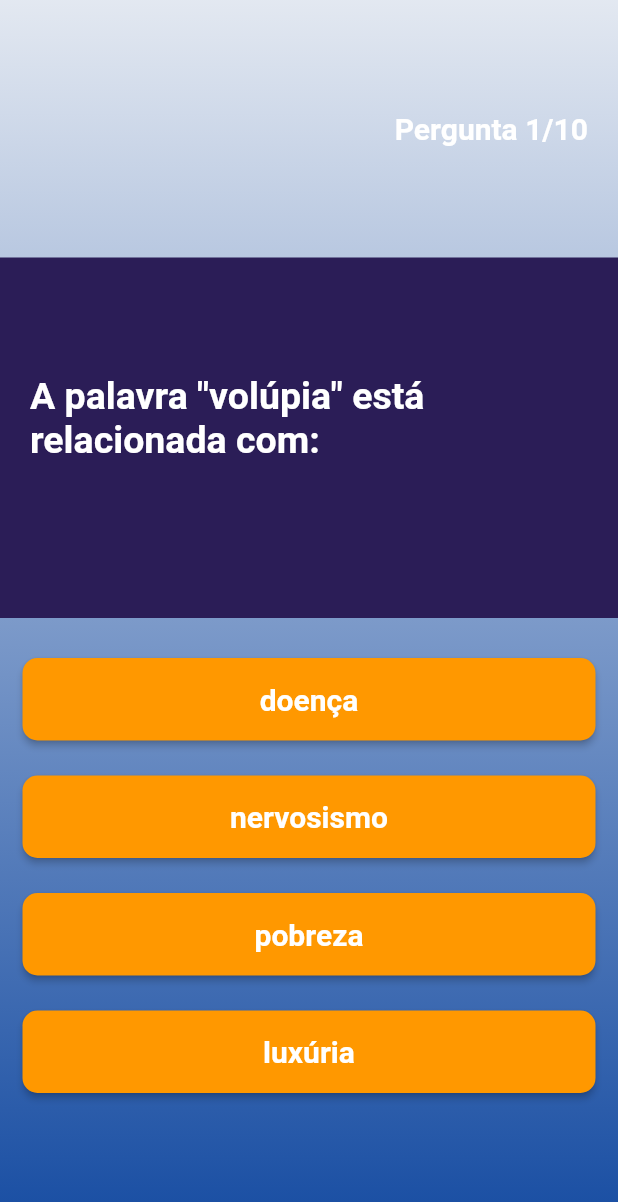
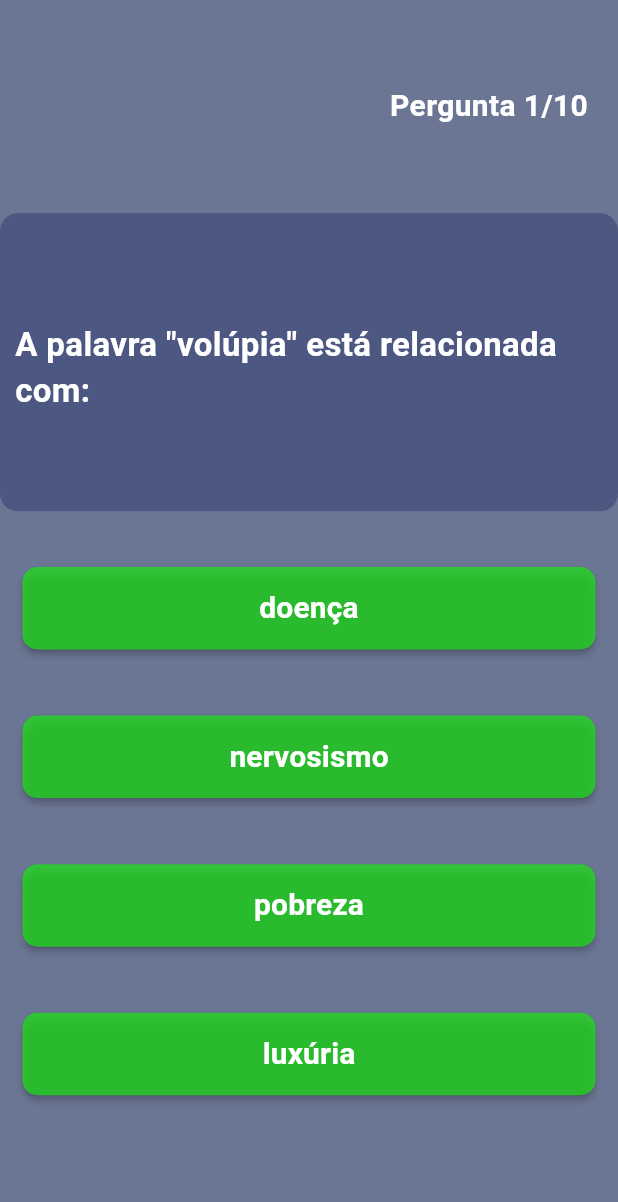
Before and after one commit to projectsifma/projects, a Flutter app: the screen it shows after launch, after a tap on "JOGAR", on a phone screen of 412 x 824 dp. Shown: the top 1202 px of the screen. Run offline on Flutter 3.47's test engine with Material 2 defaults, Android fonts, the phone set to English and light mode, and no system bars.

Commit message:
Alteração do tema

```diff
--- a/quiz/lib/homepage.dart
+++ b/quiz/lib/homepage.dart
@@ -4,18 +4,18 @@ import 'package:flutter/material.dart';
 class Homepage extends StatelessWidget {
   const Homepage({Key? key}) : super(key: key);
 
-  @override
-  final Color _accentColor = const Color(0xFF164CA2);
-  final Color _purpleColor = Colors.deepPurple;
+  //@override
+  //final Color _accentColor = const Color(0xAB4F1476);
+  //final Color _purpleColor = Colors.deepPurple;
   Widget build(BuildContext context) {
     return MaterialApp(
       title: 'Quiz',
       theme: ThemeData(
-          //useMaterial3: true,
-          //colorSchemeSeed: const Color.fromARGB(221, 108, 253, 10),
-          //scaffoldBackgroundColor: const Color.fromARGB(255, 211, 240, 237),
-          //brightness: Brightness.light),
-          ),
+          useMaterial3: true,
+          //colorSchemeSeed: Color.fromARGB(221, 168, 14, 14),
+          scaffoldBackgroundColor: Color(0xAA21325E),
+          brightness: Brightness.light),
+
       home: Scaffold(
         //backgroundColor: Colors.deepPurple[100],
         /* appBar: AppBar(
@@ -34,11 +34,12 @@ class Homepage extends StatelessWidget {
               width: double.infinity,
               height: double.infinity,
               decoration: BoxDecoration(
-                  gradient: LinearGradient(
-                      begin: FractionalOffset.topCenter,
-                      end: FractionalOffset.bottomCenter,
-                      colors: [_accentColor.withOpacity(0.1), _accentColor],
-                      stops: const [0.0, 1.0])),
+                  //gradient: LinearGradient(
+                      //begin: FractionalOffset.topCenter,
+                      //end: FractionalOffset.bottomCenter,
+                      //colors: [_accentColor, _accentColor],
+                     // stops: const [0.0, 1.0])
+                     ),
             ),
             Padding(
               padding: const EdgeInsets.all(20.0),
@@ -62,7 +63,7 @@ class Homepage extends StatelessWidget {
                         elevation: 5,
                         onPressed: () => Navigator.pushNamed(context, '/Quiz'),
 
-                        color: Colors.orange,
+                        color: Color(0xAA17EC0D),
                         shape: const RoundedRectangleBorder(
                             borderRadius:
                                 BorderRadius.all(Radius.circular(20.0))),
@@ -73,7 +74,7 @@ class Homepage extends StatelessWidget {
                           'JOGAR',
                           style: TextStyle(
                               color: Colors.white,
-                              fontSize: 20.0,
+                              fontSize: 22.0,
                               fontWeight: FontWeight.bold),
                         ),
                       ),
--- a/quiz/lib/quiz.dart
+++ b/quiz/lib/quiz.dart
@@ -10,7 +10,7 @@ class Quiz extends StatefulWidget {
 }
 
 class _QuizState extends State<Quiz> {
-  final Color _accentColor = const Color(0xFF164CA2);
+ // final Color _accentColor = const Color(0xFF164CA2);
   int perguntaNumero = 1;
   int erros = 0;
   int acertos = 0;
@@ -74,10 +74,10 @@ class _QuizState extends State<Quiz> {
     return MaterialApp(
       title: 'Quiz',
       theme: ThemeData(
-          //useMaterial3: true,
-          /*colorSchemeSeed: const Color.fromARGB(221, 108, 253, 10),
-          scaffoldBackgroundColor: const Color.fromARGB(255, 211, 240, 237),
-          brightness: Brightness.light*/
+          useMaterial3: true,
+          //colorSchemeSeed: const Color.fromARGB(221, 108, 253, 10),
+          scaffoldBackgroundColor: const Color(0xAA21325E),
+          brightness: Brightness.light
           ),
       home: Scaffold(
         /*appBar: AppBar(
@@ -97,11 +97,12 @@ class _QuizState extends State<Quiz> {
               width: double.infinity,
               height: double.infinity,
               decoration: BoxDecoration(
-                  gradient: LinearGradient(
+                  /*gradient: LinearGradient(
                       begin: FractionalOffset.topCenter,
                       end: FractionalOffset.bottomCenter,
                       colors: [_accentColor.withOpacity(0.1), _accentColor],
-                      stops: const [0.0, 1.0])),
+                      stops: const [0.0, 1.0])*/
+                      ),
               child: Column(
                 //mainAxisAlignment: MainAxisAlignment.spaceAround,
                 children: [
@@ -122,13 +123,15 @@ class _QuizState extends State<Quiz> {
                   ),
                   Expanded(
                     flex: 7,
-                    //child: ClipRRect(
-                    //borderRadius: BorderRadius.circular(15),
+                    child: ClipRRect(
+                    borderRadius: BorderRadius.circular(12),
                     child: Container(
+
                       width: double.infinity,
-                      color: const Color.fromARGB(255, 43, 29, 87),
+                      color: const Color(0xAA3E497A),
                       child: Padding(
-                        padding: const EdgeInsets.all(20.0),
+
+                        padding: const EdgeInsets.all(10.0),
                         child: Container(
                           //child: Align(
                           //alignment: Alignment.topCenter,
@@ -144,7 +147,7 @@ class _QuizState extends State<Quiz> {
                                     '\n\n${quiz[perguntaNumero - 1]['Pergunta']}',
                                     style: const TextStyle(
                                         color: Colors.white,
-                                        fontSize: 25.0,
+                                        fontSize: 22.0,
                                         fontWeight: FontWeight.bold),
                                   ),
                                 ),
@@ -156,10 +159,10 @@ class _QuizState extends State<Quiz> {
                         ),
                       ),
                     ),
-                    //),
+                    ),
                   ),
                   Expanded(
-                    flex: 10,
+                    flex: 15,
                     child: Padding(
                       padding: const EdgeInsets.all(15.0),
                       child: Container(
@@ -174,7 +177,7 @@ class _QuizState extends State<Quiz> {
                                   print('Pressionado 01');
                                   respondeu(1);
                                 },
-                                color: Colors.orange,
+                                color: Color(0xAA17EC0D),
                                 shape: const RoundedRectangleBorder(
                                     borderRadius: BorderRadius.all(
                                         Radius.circular(10.0))),
@@ -195,7 +198,7 @@ class _QuizState extends State<Quiz> {
                                   print('Pressionado 02');
                                   respondeu(2);
                                 },
-                                color: Colors.orange,
+                                color: Color(0xAA17EC0D),
                                 shape: const RoundedRectangleBorder(
                                     borderRadius: BorderRadius.all(
                                         Radius.circular(10.0))),
@@ -216,7 +219,7 @@ class _QuizState extends State<Quiz> {
                                   print('Pressionado 03');
                                   respondeu(3);
                                 },
-                                color: Colors.orange,
+                                color: Color(0xAA17EC0D),
                                 shape: const RoundedRectangleBorder(
                                     borderRadius: BorderRadius.all(
                                         Radius.circular(10.0))),
@@ -237,7 +240,7 @@ class _QuizState extends State<Quiz> {
                                   print('Pressionado 04');
                                   respondeu(4);
                                 },
-                                color: Colors.orange,
+                                color: Color(0xAA17EC0D),
                                 shape: const RoundedRectangleBorder(
                                     borderRadius: BorderRadius.all(
                                         Radius.circular(10.0))),
--- a/quiz/lib/quizDados.dart
+++ b/quiz/lib/quizDados.dart
@@ -116,7 +116,7 @@ List quiz = [
   },
   {
     "Pergunta": "Qual é o plural de chapéu?",
-    "Respostas": ["Chapéus", "Chapeletas", "Cartolas", "Chapéis"],
+    "Respostas": ["chapéus", "chapeletas", "cartolas", "chapéis"],
     "Alternativas_Corretas": 1,
   },
   {
@@ -168,7 +168,7 @@ List quiz = [
   {
     "Pergunta": 'A palavra "latifúndio" está relacionada com:',
     "Respostas": [
-      "coordenadas geográficas",
+      "coordenadas geográficas de um local",
       "abrigo para cães",
       "produtos de derivados do leite",
       "grande área rural"
@@ -187,235 +187,235 @@ List quiz = [
   },
 
   {
-   "Perguntas": 'Qual das palavras abaixo é sinônimo de banal?',
+   "Pergunta": 'Qual das palavras abaixo é sinônimo de banal?',
    "Respostas": ["trivial", "semanal", "bananal", "sensacional"],
    "Alternativas_Corretas": 1,
 },
 
 {
-   "Perguntas": 'O antônimo de agitado é...',
+   "Pergunta": 'O antônimo de agitado é...',
    "Respostas": ["tranquilo", "afobado", "atrasado", "bacana"],
    "Alternativas_Corretas": 1,
 },
 
 {
-   "Perguntas": 'Pejorativo é algo que pode...',
+   "Pergunta": 'Pejorativo é algo que pode...',
    "Respostas": ["cair", "alegrar", "crescer", "ofender"],
    "Alternativas_Corretas": 4,
 },
 
 {
-   "Perguntas": 'Qual dos verbos abaixo está no passado?',
+   "Pergunta": 'Qual dos verbos abaixo está no passado?',
    "Respostas": ["voltará", "olhei", "sei", "andarei"],
    "Alternativas_Corretas": 2,
 },
 
 {
-   "Perguntas": 'Qual das palavras abaixo é um adjetivo?',
+   "Pergunta": 'Qual das palavras abaixo é um adjetivo?',
    "Respostas": ["geada", "galeto", "gordo", "gelatina"],
    "Alternativas_Corretas": 3,
 },
 
 {
-   "Perguntas": 'Qual a forma correta de escrita da palavra abaixo?',
+   "Pergunta": 'Qual a forma correta de escrita da palavra abaixo?',
    "Respostas": ["exçessão", "exçeção", "exceção" , "excessão"],
    "Alternativas_Corretas": 3,
 },
 
 {
-   "Perguntas": 'Uma loja que vende itens necessários à costura ou ao bordado (botão, linha, tecido, etc) é uma loja de...',
+   "Pergunta": 'Uma loja que vende itens necessários à costura ou ao bordado (botão, linha, tecido, etc) é uma loja de...',
    "Respostas": ["filatelia", "aviamentos", "relíquias", "artesanato"],
    "Alternativas_Corretas": 2,
 },
 
 {
-   "Perguntas": 'A palavra "anistia" tem relação com:',
+   "Pergunta": 'A palavra "anistia" tem relação com:',
    "Respostas": ["perdão", "medicina", "estrangeiros", "independência"],
    "Alternativas_Corretas": 1,
 },
 
 {
-   "Perguntas": 'Algo frágil, delicado ou sensível pode ser chamado de:',
+   "Pergunta": 'Algo frágil, delicado ou sensível pode ser chamado de:',
    "Respostas": ["melindre", "imutável", "engenho", "mazela"],
    "Alternativas_Corretas": 1,
 },
 
 {
-   "Perguntas": 'Jargão significa:',
+   "Pergunta": 'Jargão significa:',
    "Respostas": ["um recipiente", "uma gíria profissional", "um farsante, impostor", "uma medida de comprimento"],
    "Alternativas_Corretas": 2,
 },
 
 {
-   "Perguntas": 'Uma agitação barulhenta, tumulto ou alvoroço é chamada de:'  ,
+   "Pergunta": 'Uma agitação barulhenta, tumulto ou alvoroço é chamada de:'  ,
    "Respostas": ["matinada", "dilema", "discernimento", "atrasamento"],
    "Alternativas_Corretas": 1,
 },
 
 {
-   "Perguntas": 'O que é um hiato?',
+   "Pergunta": 'O que é um hiato?',
    "Respostas": ["embarcação utilizada para lazer no mar", "um hotel famoso em Paris", "duas consoantes iguais na mesma palavra", "duas vogais contíguas que pertencem a sílabas diferentes"],
    "Alternativas_Corretas": 4,
 },
 
 {
-   "Perguntas": 'Qual a cor abaixo que também pode ser substantivo?',
+   "Pergunta": 'Qual a cor abaixo que também pode ser substantivo?',
    "Respostas": ["laranja", "branco", "amarelo", "verde"],
    "Alternativas_Corretas": 1,
 },
 
 {
-   "Perguntas": 'Se uma pessoa fez algo a esmo, significa que ela...',
+   "Pergunta": 'Se uma pessoa fez algo a esmo, significa que ela...',
    "Respostas": ["fez um trabalho espetacular", "praticou uma atividade a cavalo", "fez algo sem certeza, sem exatidão", "trabalhou em um local escuro"],
    "Alternativas_Corretas": 3,
 },
 
 {
-   "Perguntas": 'Como é chamado aquele que é ou foi sete vezes campeão?',
+   "Pergunta": 'Como é chamado aquele que é ou foi sete vezes campeão?',
    "Respostas": ["hexacampeão", "heptacampeão", "pentacampeão", "decacampeão"],
    "Alternativas_Corretas": 2,
 },
 
 {
-   "Perguntas": 'Meu filho está _________ com os brinquedos dele.',
+   "Pergunta": 'Meu filho está _________ com os brinquedos dele.',
    "Respostas": ["entertido", "intretido", "intertido", "entretido"],
    "Alternativas_Corretas": 4,
 },
 
 {
-   "Perguntas": 'O coletivo de camelos é...',
+   "Pergunta": 'O coletivo de camelos é...',
    "Respostas": ["alcateia", "cáfila", "matilha", "miríade"],
    "Alternativas_Corretas": 2,
 },
 
 {
-   "Perguntas": 'A palavra "escrúpulo" diz respeito...',
+   "Pergunta": 'A palavra "escrúpulo" diz respeito...',
    "Respostas": ["a um filme de vampiros", "a uma noite de lua cheia", "ao caráter íntegro de uma pessoa", "a um tempero da culinária francesa"],
    "Alternativas_Corretas": 3,
 },
 
 {
-   "Perguntas": 'Antagonismo significa:',
+   "Pergunta": 'Antagonismo significa:',
    "Respostas": ["rivalidade, oposição", "ser egoísta", "criar agonia nas pessoas", "criar antas"],
    "Alternativas_Corretas": 1,
 },
 
 {
-   "Perguntas": 'O que significa preleção?',
+   "Pergunta": 'O que significa preleção?',
    "Respostas": ["estudo para uma prova", "plantação de sementes", "prévia dos resultados de uma eleição", "discurso antes da realização de uma tarefa"],
    "Alternativas_Corretas": 4,
 },
 
 {
-   "Perguntas": 'Um evento dedicado à caridade é chamado de evento...',
+   "Pergunta": 'Um evento dedicado à caridade é chamado de evento...',
    "Respostas": ["beneficiente", "eficiente", "beneficente", "descendente"],
    "Alternativas_Corretas": 3,
 },
 
 {
-   "Perguntas": 'Quais as palavras abaixo estão relacionadas com o substantivo "antro"?',
+   "Pergunta": 'Quais as palavras abaixo estão relacionadas com o substantivo "antro"?',
    "Respostas": ["céu, lua", "animal, vegetal", "gruta, caverna", "amizade, carinho"],
    "Alternativas_Corretas": 3,
 },
 
 {
-   "Perguntas": 'Se uma pessoa age com parcimônia, significa que ela age de forma:',
+   "Pergunta": 'Se uma pessoa age com parcimônia, significa que ela age de forma:',
    "Respostas": ["estúpida", "rápida", "nervosa", "calma"],
    "Alternativas_Corretas": 4,
 },
 
 {
-   "Perguntas": 'Resignado é o mesmo que...',
+   "Pergunta": 'Resignado é o mesmo que...',
    "Respostas": [ "conformado", "contornado", "confiado", "confinado"],
    "Alternativas_Corretas": 1,
 },
 
 {
-   "Perguntas": 'O cordão usado nos tênis é o...',
+   "Pergunta": 'O cordão usado nos tênis é o...',
    "Respostas": ["cardaço", "cardarço", "cadarço", "cadarso"],
    "Alternativas_Corretas": 3,
 },
 
 {
-   "Perguntas": 'Quais das palavras abaixo estão relacionadas à palavra "trejeito"?',
+   "Pergunta": 'Quais das palavras abaixo estão relacionadas à palavra "trejeito"?',
    "Respostas": ["movimento, gesticulação", "sinceridade, honestidade", "mentira, falsidade", "calma, tranquilidade"],
    "Alternativas_Corretas": 1,
 },
 
 {
-   "Perguntas": 'Qual das palavras abaixo apresenta erro de grafia?',
+   "Pergunta": 'Qual das palavras abaixo apresenta erro de grafia?',
    "Respostas": ["xingar", "enxugar", "mecher", "encher"],
    "Alternativas_Corretas": 3,
 },
 
 {
-   "Perguntas": 'O que é paroxítona?',
-   "Respostas": ["palavra que possui 4 sílabas", "palavra cujo acento tônico encontra-se na sua penúltima sílaba", "um tipo de árvore", "1uma substância química"],
+   "Pergunta": 'O que é paroxítona?',
+   "Respostas": ["1palavra que possui 4 sílabas", "palavra cujo acento tônico encontra-se na sua penúltima sílaba", "um tipo de árvore", "1uma substância química"],
    "Alternativas_Corretas": 2,
 },
 
 {
-   "Perguntas": 'Na frase "João passou no concurso" o sujeito é:',
+   "Pergunta": 'Na frase "João passou no concurso" o sujeito é:',
    "Respostas": ["inteligente", "competente", "aprovado", "João"],
    "Alternativas_Corretas": 4,
 },
 
 {
-   "Perguntas": 'Xenofobia consiste em uma aversão a...',
+   "Pergunta": 'Xenofobia consiste em uma aversão a...',
    "Respostas": ["altura", "locais fechados", "estrangeiros", "avião"],
    "Alternativas_Corretas": 3,
 },
 
 {
-   "Perguntas": 'O verbo "deturpar" pode ser entendido como:',
+   "Pergunta": 'O verbo "deturpar" pode ser entendido como:',
    "Respostas": ["viajar para o exterior", "explorar a gramática da língua portuguesa", "interpretar mal o sentido de algo", "enviar um estrangeiro de volta ao seu país"],
    "Alternativas_Corretas": 3,
 },
 
 {
-   "Perguntas": 'Dogma é um ponto fundamental para...',
+   "Pergunta": 'Dogma é um ponto fundamental para...',
    "Respostas": ["a criação de cachorros", "preservação do meio ambiente", "a preservação da saúde", "uma doutrina religiosa"],
    "Alternativas_Corretas": 4,
 },
 
 {
-   "Perguntas": 'Se as mangas de uma camisa puíram, significa que elas...',
+   "Pergunta": 'Se as mangas de uma camisa puíram, significa que elas...',
    "Respostas": ["gastaram-se devido às roçaduras do uso", "sujaram", "encolheram", "alargaram"],
    "Alternativas_Corretas": 1,
 },
 
 {
-   "Perguntas": 'Gíria é...',
+   "Pergunta": 'Gíria é...',
    "Respostas": ["fêmea do sapo", "língua especial de um grupo social ou etário", "brinquedo giratório", "tipo de pássaro"],
    "Alternativas_Corretas": 2,
 },
 
 {
-   "Perguntas": 'Empatia é...',
+   "Pergunta": 'Empatia é...',
    "Respostas": ["um tipo de hepatite", "um jogo que termina empatado", "aptidão para se identificar com o outro", "o contrário de simpatia"],
    "Alternativas_Corretas": 3,
 },
 
 {
-   "Perguntas": 'Aloprado é o mesmo que:',
+   "Pergunta": 'Aloprado é o mesmo que:',
    "Respostas": ["engraçado", "lesionado", "contente", "adoidado"],
    "Alternativas_Corretas": 4,
 },
 
 {
-   "Perguntas": 'Pandemônio tem relação com:',
+   "Pergunta": 'Pandemônio tem relação com:',
    "Respostas": ["fabricação de pães", "confusão", "epidemia", "diabo"],
    "Alternativas_Corretas": 2,
 },
 
 {
-   "Perguntas": 'O que é uma contingência?',
+   "Pergunta": 'O que é uma contingência?',
    "Respostas": ["um fato imprevisível, eventual", "algo que indica continuação", "um comportamento muito contido", "uma saudação militar"],
    "Alternativas_Corretas": 1,
 }
 /*
 {
-   "Perguntas": '',
+   "Pergunta": '',
    "Respostas": ["", "", "", ""],
    "Alternativas_Corretas": 0,
 },
```
